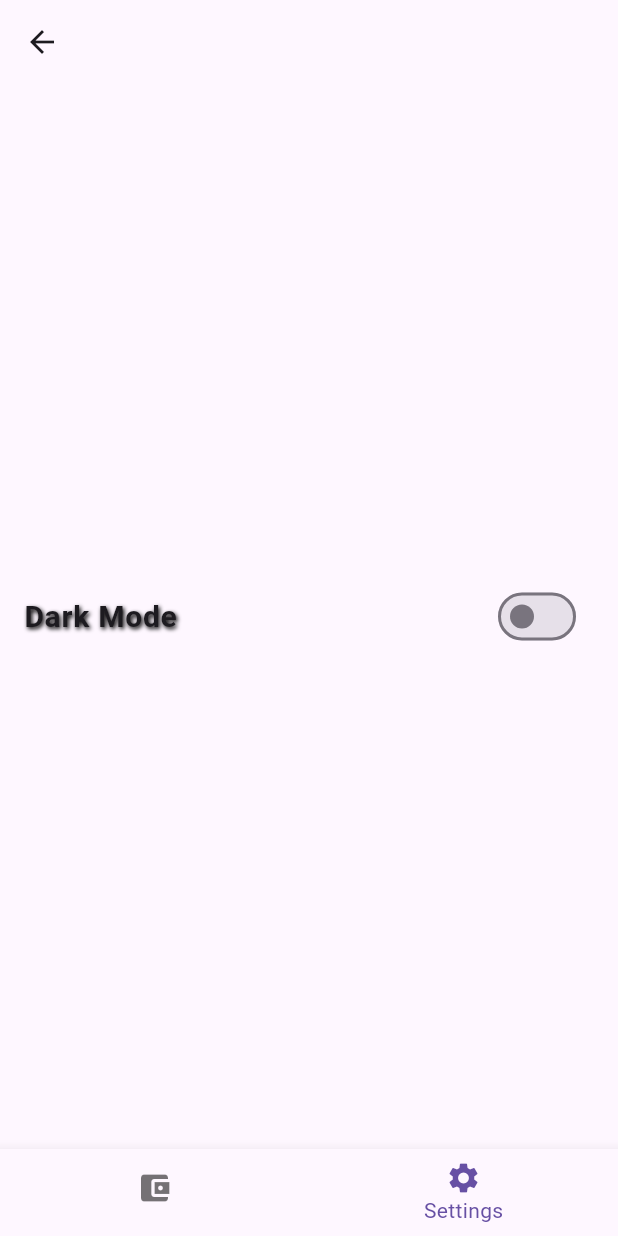
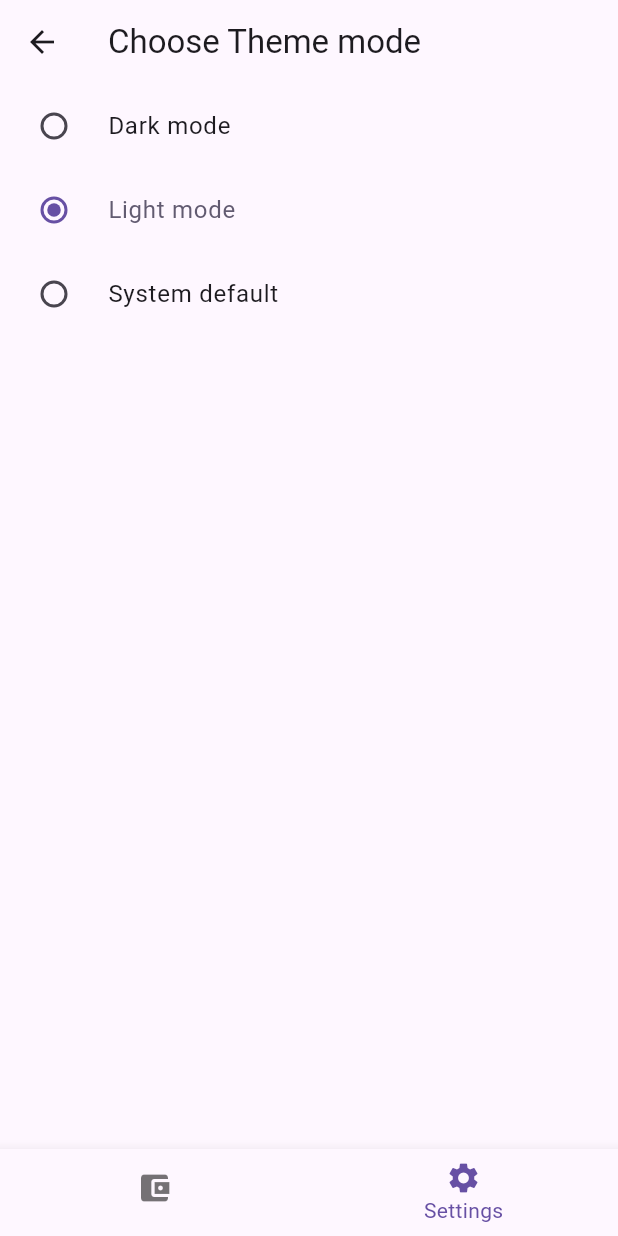
Before and after one commit to Cs7dev/expenso, a Flutter app: the HomePage screen opened by its route, item 2 of the bottom bar chosen, on a phone screen of 412 x 824 dp. Run offline on Flutter 3.47's test engine with Material 2 defaults, Android fonts, the phone set to English and light mode, and no system bars; our stand-ins replace bloc, equatable, flutter_bloc, flutter_colorpicker, flutter_spinkit, image_picker and 7 more; accounts and stored records are empty; generated files the repository leaves out were written again.

Commit message:
latest update v2.0

```diff
--- /dev/null
+++ b/lib/expnses/expense.dart
@@ -0,0 +1,63 @@
+import 'dart:ui';
+
+import 'package:flutter/material.dart';
+import 'package:isar/isar.dart';
+
+import 'category_icons.dart';
+
+part 'expense.g.dart';
+
+@collection
+class Expense {
+  Id isarId = Isar.autoIncrement;
+
+  final double? amount;
+  final String? description;
+  final DateTime? selectedDate;
+  final String? notes;
+  final String? tags;
+  final CategoryIconData? category;
+
+  Expense({
+    this.amount,
+    this.tags,
+    this.notes,
+    this.selectedDate,
+    this.description,
+    this.category,
+  });
+}
+
+@embedded
+class CategoryIconData {
+  final int? iconDataCodepoint;
+  final String? label;
+  final int? colorValue;
+  final int? backgroundColorValue;
+
+  CategoryIconData({
+    this.iconDataCodepoint,
+    this.label,
+    this.colorValue,
+    this.backgroundColorValue,
+  });
+}
+
+  // static String toJSONString(IconData data) {
+  //   Map<String, dynamic> map = <String, dynamic>{};
+  //   map['codePoint'] = data.codePoint;
+  //   map['fontFamily'] = data.fontFamily;
+  //   map['fontPackage'] = data.fontPackage;
+  //   map['matchTextDirection'] = data.matchTextDirection;
+  //   return jsonEncode(map);
+  // }
+
+  // static IconData fromJSONString(String jsonString) {
+  //   Map<String, dynamic> map = jsonDecode(jsonString);
+  //   return IconData(
+  //     map['codePoint'],
+  //     fontFamily: map['fontFamily'],
+  //     fontPackage: map['fontPackage'],
+  //     matchTextDirection: map['matchTextDirection'],
+  //   );
+  // }
--- a/lib/home/home_page.dart
+++ b/lib/home/home_page.dart
@@ -1,20 +1,22 @@
 import 'package:Expenso/dashboard/login_page.dart';
-import 'package:Expenso/preset/preset_list/preset_list_page.dart';
-import 'package:Expenso/dashboard/dashboard_page.dart';
 import 'package:Expenso/theme/Settings_page.dart';
 import 'package:flutter/material.dart';
-import 'package:Expenso/timer/timer_page.dart';
 import 'package:Expenso/expnses/Expenses_page.dart';
+import 'package:provider/provider.dart';
 
+import '../expnses/transaction_list_model.dart';
 import '../total_summary.dart';
+
 class HomePage extends StatefulWidget {
-  const HomePage({Key? key, required this.title, required this.username}) : super(key: key);
+  const HomePage({Key? key, required this.title, required this.username})
+      : super(key: key);
   final String title;
   final String username;
 
   @override
   State<HomePage> createState() => _HomePageState();
 }
+
 //
 // class _HomePageState extends State<HomePage> {
 //   int _currentIndex = 0;
@@ -96,7 +98,9 @@ class _HomePageState extends State<HomePage> {
       // DashboardPage(username: widget.username),
       // const PresetListPage(),
       // TimerPage(),
-      ExpensesPage(username: widget.username),
+      Consumer<TransactionList>(
+          builder: (context, transactionList, child) =>
+              ExpensesPage(username: widget.username, list: transactionList)),
       SettingsPage(),
       LoginPage(),
       const Center(child: Text('Perform preset')),
@@ -144,7 +148,6 @@ class _HomePageState extends State<HomePage> {
           //   icon: Icon(Icons.wallet_outlined),
           //   label: 'Entry',
           // ),
-
         ],
       ),
     );
--- a/lib/theme/Settings_page.dart
+++ b/lib/theme/Settings_page.dart
@@ -3,28 +3,66 @@ import 'package:provider/provider.dart';
 
 import 'ThemeManager.dart';
 
-class SettingsPage extends StatelessWidget {
+class SettingsPage extends StatefulWidget {
+  @override
+  State<SettingsPage> createState() => _SettingsPageState();
+}
+
+class _SettingsPageState extends State<SettingsPage> {
+  ThemeMode? selectedThemeMode;
+
+  @override
+  void initState() {
+    super.initState();
+    selectedThemeMode =
+        Provider.of<ThemeManager>(context, listen: false).themeMode;
+  }
+
   @override
   Widget build(BuildContext context) {
+    Brightness platformBrightness = MediaQuery.platformBrightnessOf(context);
+
     return Scaffold(
       appBar: AppBar(
-        title: Text(''),
+        title: const Text('Choose Theme mode'),
       ),
       body: Center(
         child: Consumer<ThemeManager>(
-          builder: (context, themeManager, _) => SwitchListTile(
-            title: Text('Dark Mode',style: TextStyle(fontSize: 20,fontWeight: FontWeight.bold,
-              shadows: [
-                Shadow(
-                  color: Colors.black,
-                  offset: Offset(1.0, 1.0),
-                  blurRadius: 3.0,
+          builder: (context, themeManager, _) => Center(
+            child: ListView(
+              children: [
+                RadioListTile<ThemeMode>(
+                  title: const Text('Dark mode'),
+                  selected: selectedThemeMode == ThemeMode.dark,
+                  value: ThemeMode.dark,
+                  groupValue: selectedThemeMode,
+                  onChanged: (value) => setState(() {
+                    selectedThemeMode = value;
+                    themeManager.setThemeMode(selectedThemeMode!);
+                  }),
                 ),
-              ],),),
-            value: themeManager.currentTheme == AppTheme.Dark,
-            onChanged: (_) {
-              themeManager.toggleTheme();
-            },
+                RadioListTile<ThemeMode>(
+                  title: const Text('Light mode'),
+                  selected: selectedThemeMode == ThemeMode.light,
+                  value: ThemeMode.light,
+                  groupValue: selectedThemeMode,
+                  onChanged: (value) => setState(() {
+                    selectedThemeMode = value;
+                    themeManager.setThemeMode(selectedThemeMode!);
+                  }),
+                ),
+                RadioListTile<ThemeMode>(
+                  title: const Text('System default'),
+                  selected: selectedThemeMode == ThemeMode.system,
+                  value: ThemeMode.system,
+                  groupValue: selectedThemeMode,
+                  onChanged: (value) => setState(() {
+                    selectedThemeMode = value;
+                    themeManager.setThemeMode(selectedThemeMode!);
+                  }),
+                ),
+              ],
+            ),
           ),
         ),
       ),
--- a/lib/theme/ThemeManager.dart
+++ b/lib/theme/ThemeManager.dart
@@ -1,53 +1,37 @@
 import 'package:flutter/material.dart';
 import 'package:shared_preferences/shared_preferences.dart';
 
-enum AppTheme { Light, Dark }
+class ThemeManager with ChangeNotifier {
+  ThemeMode themeMode;
 
-class ThemeManager with ChangeNotifier {
-  late ThemeData _themeData;
-  late AppTheme _currentTheme;
+  ThemeData lightMode = ThemeData.light(useMaterial3: true);
+  ThemeData darkMode = ThemeData.dark(useMaterial3: true);
 
-  ThemeManager() {
-    _currentTheme = AppTheme.Light;
-    _themeData = ThemeData.light(useMaterial3: true); // Set the default theme
-    _loadTheme();
-  }
+  ThemeManager({required this.themeMode});
 
-  AppTheme get currentTheme => _currentTheme;
-  ThemeData get themeData => _themeData;
+  static const int defaultThemeIndex = 0;
 
-  get darkThemeData => null;
+  static const Map<int, ThemeMode> modeMapper = {
+    0: ThemeMode.light,
+    1: ThemeMode.dark,
+    2: ThemeMode.system,
+  };
 
-  get currentThemeMode => null;
-
-  void _loadTheme() async {
-    SharedPreferences prefs = await SharedPreferences.getInstance();
-    int themeIndex = prefs.getInt('theme') ?? 0;
-    _currentTheme = AppTheme.values[themeIndex];
-    _applyTheme();
-  }
-
-  void _applyTheme() {
-    switch (_currentTheme) {
-      case AppTheme.Light:
-        _themeData = ThemeData.light(useMaterial3: true);
-        break;
-      case AppTheme.Dark:
-        _themeData = ThemeData.dark(useMaterial3: true);
-        break;
-    }
+  void setThemeMode(ThemeMode selectedMode) {
+    themeMode = selectedMode;
+    _saveThemeModePreference();
     notifyListeners();
   }
 
-  void toggleTheme() {
-    _currentTheme =
-    _currentTheme == AppTheme.Light ? AppTheme.Dark : AppTheme.Light;
-    _applyTheme();
-    _saveThemePreference();
+  void _saveThemeModePreference() async {
+    SharedPreferences prefs = await SharedPreferences.getInstance();
+    prefs.setInt('theme', themeIndex());
   }
 
-  void _saveThemePreference() async {
-    SharedPreferences prefs = await SharedPreferences.getInstance();
-    prefs.setInt('theme', _currentTheme.index);
+  int themeIndex() {
+    for (int index in modeMapper.keys) {
+      if (themeMode == modeMapper[index]) return index;
+    }
+    return defaultThemeIndex;
   }
 }
```
Also changed, not shown: lib/expnses/Expenses_page.dart (+39 -54 lines), lib/expnses/add_expense_dialog.dart (+58 -47 lines), lib/expnses/category_icons.dart (+16 -12 lines), lib/expnses/transaction_list_model.dart (added, +72 -0 lines), lib/expnses/transactions_database.dart (added, +60 -0 lines), lib/main.dart (+26 -15 lines), pubspec.yaml (+9 -1 lines), lib/expnses/expense.g.dart (added), pubspec.lock, 1 other file.
